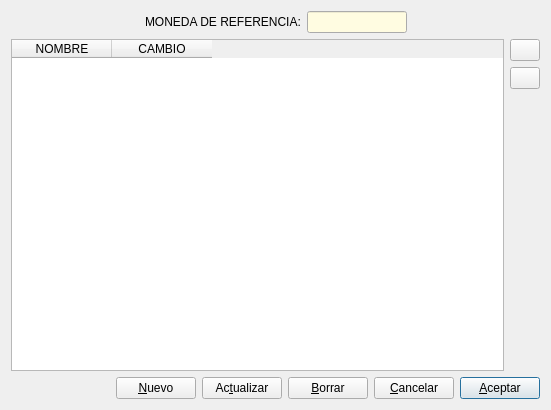
DIBOSAJM/keme, file tipos_cambio.ui: the form before one commit.
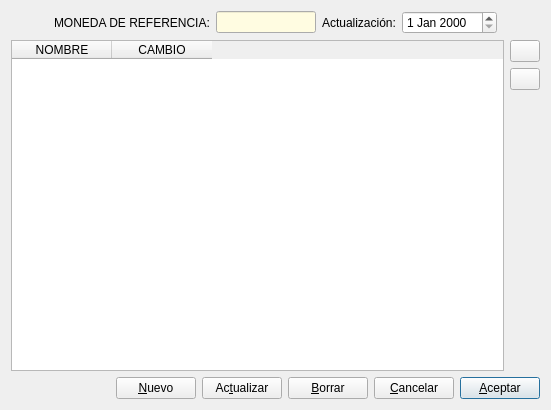
The form after the commit. Icons and pictures are not drawn.

Commit message: tipos cambio, mejoras facturación

Diff of the .ui file:
```diff
--- a/tipos_cambio.ui
+++ b/tipos_cambio.ui
@@ -76,6 +76,16 @@
        </property>
       </widget>
      </item>
+     <item>
+      <widget class="QLabel" name="label_2">
+       <property name="text">
+        <string>Actualización:</string>
+       </property>
+      </widget>
+     </item>
+     <item>
+      <widget class="QDateEdit" name="dateEdit"/>
+     </item>
      <item>
       <spacer name="horizontalSpacer_3">
        <property name="orientation">
```
The commit also changes 28 other files.
